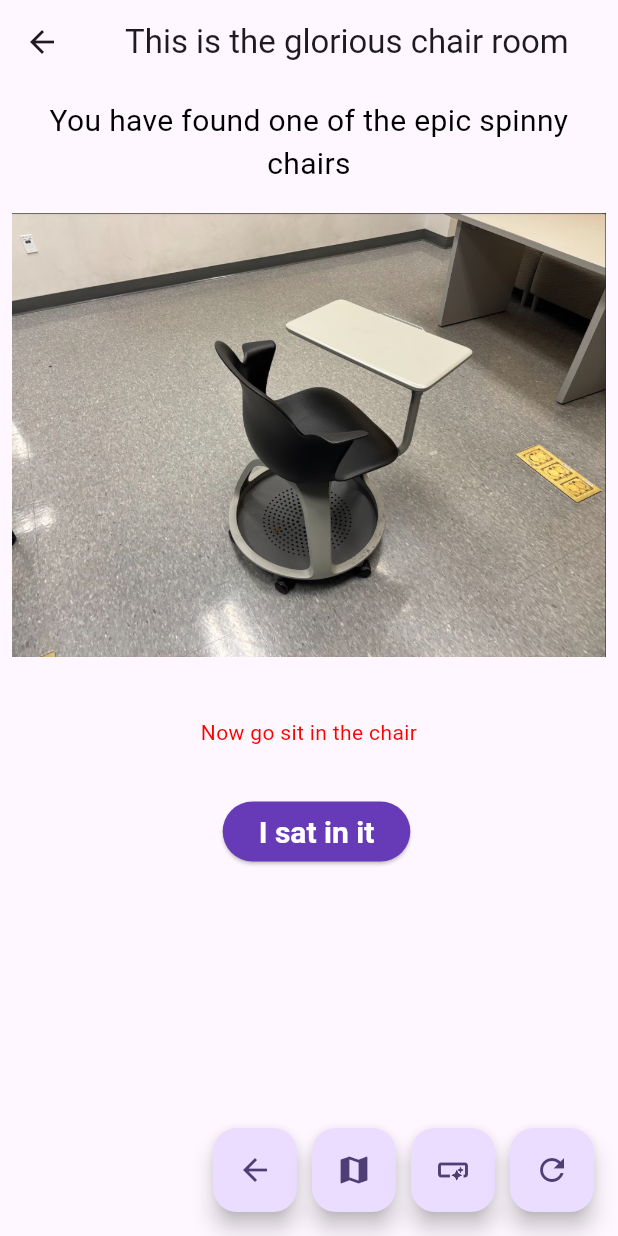
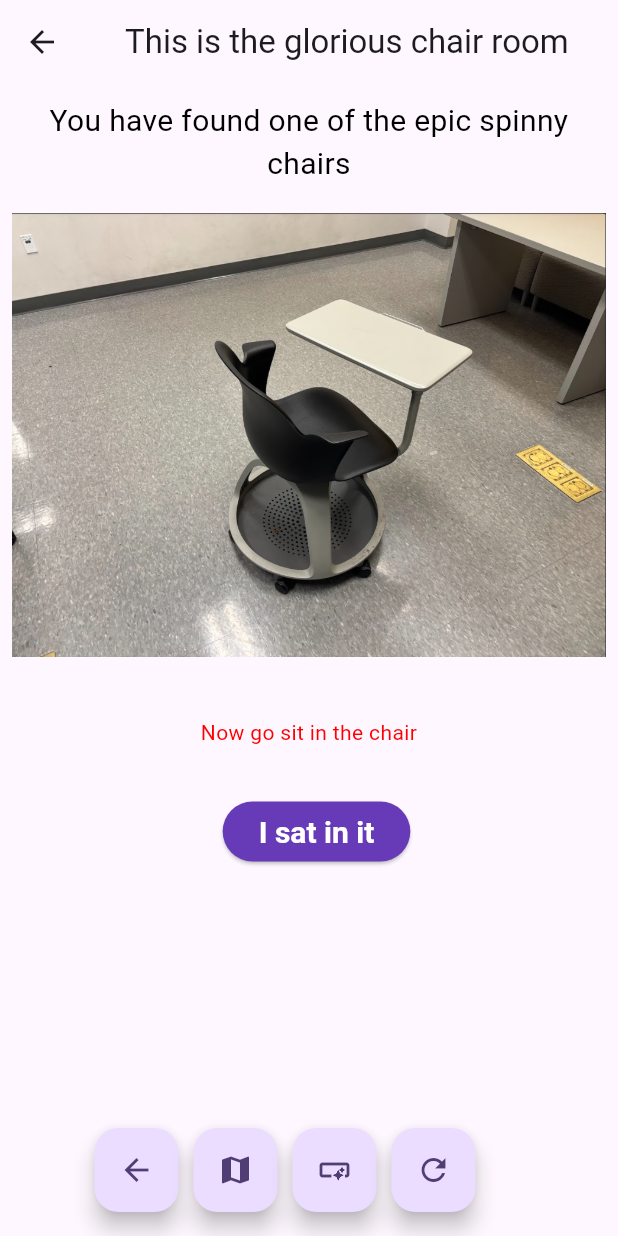
Before and after one commit to juliaeveritt5/ScavengerHunt, a Flutter app: the chairroom screen opened directly, on a phone screen of 412 x 824 dp. Run offline on Flutter 3.47's test engine with Material 3 defaults, Android fonts, the phone set to English and light mode, and no system bars; network calls fail.

Commit message:
corrected more buttons and routes

```diff
--- a/lib/pages/chairroom.dart
+++ b/lib/pages/chairroom.dart
@@ -3,6 +3,7 @@ import 'package:scavenger_hunt/pages/gamefinpg.dart';
 import 'checklist.dart';
 import 'globalboolean.dart';
 import 'pftMap.dart';
+import 'stairarea.dart';
 import 'stairarea.dart';
 
 class chairroom extends StatelessWidget {
@@ -27,7 +28,6 @@ class chairroom extends StatelessWidget {
               ),
             ),
             Center(
-              // Centering the image
               child: Padding(
                 padding: const EdgeInsets.all(8.0),
                 child: Image.asset('assets/coolchair.png', width: 600),
@@ -58,8 +58,7 @@ class chairroom extends StatelessWidget {
                         Navigator.push(
                           context,
                           MaterialPageRoute(
-                            builder: (context) => const gamefinpg()
-                          ),
+                              builder: (context) => const Stairarea()),
                         );
                       },
                       style: ElevatedButton.styleFrom(
@@ -81,8 +80,10 @@ class chairroom extends StatelessWidget {
           ],
         ),
       ),
-      floatingActionButton: Row(
-        mainAxisSize: MainAxisSize.min, // Prevents excess spacing
+      floatingActionButton: Align(
+        alignment: Alignment.bottomCenter,
+        child: Row(
+          mainAxisSize: MainAxisSize.min,
           children: [
             FloatingActionButton(
               onPressed: () {
@@ -123,6 +124,7 @@ class chairroom extends StatelessWidget {
             ),
           ],
         ),
+      ),
     );
   }
 }
--- a/lib/pages/crane.dart
+++ b/lib/pages/crane.dart
@@ -1,6 +1,7 @@
 import 'package:flutter/material.dart';
 import 'package:scavenger_hunt/pages/chairroom.dart';
 import 'globalboolean.dart';
+import 'centerofEng.dart';
 
 class Crane extends StatelessWidget {
   const Crane({super.key});
@@ -68,7 +69,7 @@ class Crane extends StatelessWidget {
         onPressed: () {
           Navigator.push(
             context,
-            MaterialPageRoute(builder: (context) => const chairroom()),
+            MaterialPageRoute(builder: (context) => const centerofEng()),
           );
           GlobalState().isBagelOrdered = true;
         },
--- a/lib/pages/flier.dart
+++ b/lib/pages/flier.dart
@@ -1,6 +1,7 @@
 import 'package:flutter/material.dart';
 import 'package:scavenger_hunt/pages/basf.dart';
 import 'globalboolean.dart';
+import 'commonArea.dart';
 
 class flier extends StatelessWidget {
   const flier({super.key});
@@ -68,7 +69,7 @@ class flier extends StatelessWidget {
         onPressed: () {
           Navigator.push(
             context,
-            MaterialPageRoute(builder: (context) => const basf()),
+            MaterialPageRoute(builder: (context) => const commonArea()),
           );
           GlobalState().numChairs = true;
         },
--- a/lib/pages/globalboolean.dart
+++ b/lib/pages/globalboolean.dart
@@ -1,4 +1,3 @@
-
 class GlobalState {
   static final GlobalState _instance = GlobalState._internal();
 
--- a/lib/pages/panera.dart
+++ b/lib/pages/panera.dart
@@ -110,7 +110,6 @@ class Panera extends StatelessWidget {
             child: const Icon(Icons.arrow_forward),
           ),
           const SizedBox(width: 10),
-          const SizedBox(width: 10),
           FloatingActionButton(
             onPressed: () {
               Navigator.push(
```
Lines whose indentation alone changed are shown as unchanged.
